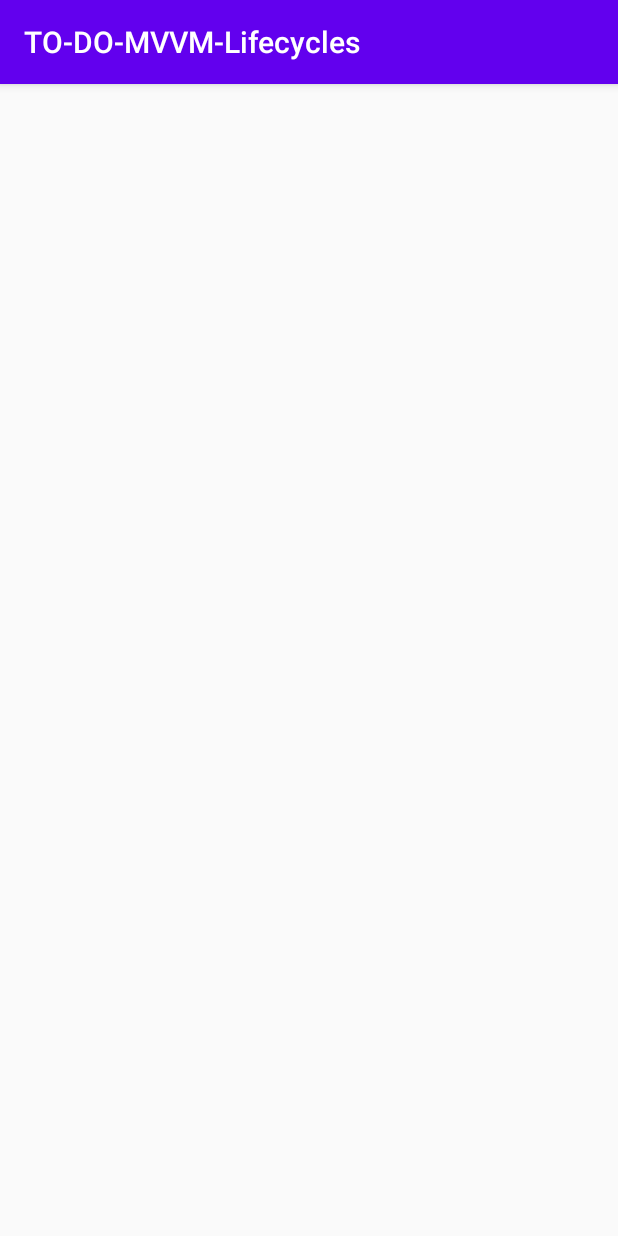
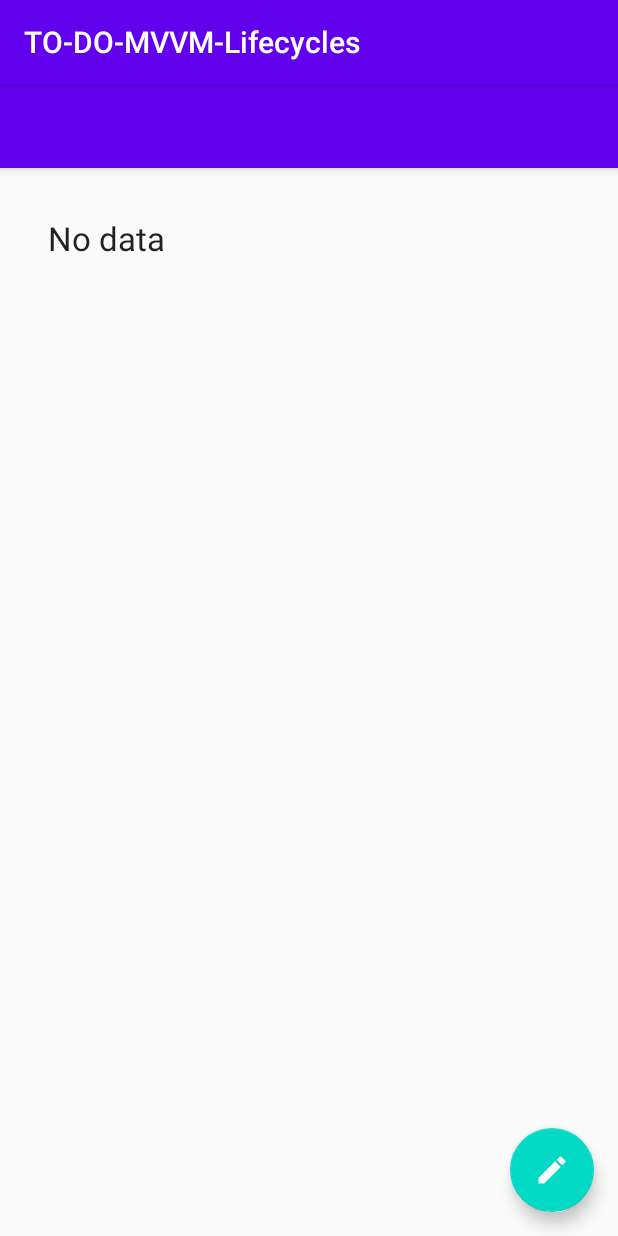
Before and after one commit to Wood-Water-Peng/MvvmDemo, an Android app: the UserDetailActivity screen opened directly, with no data from a screen before it, on a phone screen of 412 x 824 dp. Run offline under Robolectric (Android 15) with nearby library versions, the phone set to English and light mode, and no system bars; our stand-ins replace data binding; 4 statements that could not run were skipped.

Commit message:
【提交】-完善逻辑

```diff
--- a/app/src/main/java/com/example/mvvmdemo/userdetail/UserDetailActivity.java
+++ b/app/src/main/java/com/example/mvvmdemo/userdetail/UserDetailActivity.java
@@ -1,7 +1,83 @@
 package com.example.mvvmdemo.userdetail;
 
+import android.content.Intent;
+import android.os.Bundle;
+
+import androidx.annotation.NonNull;
+import androidx.annotation.Nullable;
 import androidx.appcompat.app.AppCompatActivity;
+import androidx.fragment.app.FragmentActivity;
+import androidx.lifecycle.Observer;
+import androidx.lifecycle.ViewModelProviders;
 
+import com.example.mvvmdemo.Event;
+import com.example.mvvmdemo.R;
+import com.example.mvvmdemo.ViewModelFactory;
+import com.example.mvvmdemo.addedituser.AddEditUserActivity;
+import com.example.mvvmdemo.addedituser.AddEditUserFragment;
+import com.example.mvvmdemo.util.ActivityUtils;
+
+import static com.example.mvvmdemo.userdetail.UserDetailFragment.REQUEST_EDIT_TASK;
+import static com.example.mvvmdemo.users.UsersActivity.obtainViewModel;
+
+/**
+ * 详情页
+ */
 public class UserDetailActivity extends AppCompatActivity {
     public static final String EXTRA_USER_ID = "USER_ID";
+
+    public static final int DELETE_RESULT_OK = RESULT_FIRST_USER + 2;
+
+    public static final int EDIT_RESULT_OK = RESULT_FIRST_USER + 3;
+
+    private UserDetailViewModel mUserDetailViewModel;
+
+    @Override
+    protected void onCreate(@Nullable Bundle savedInstanceState) {
+        super.onCreate(savedInstanceState);
+        setContentView(R.layout.userdetail_act);
+
+        UserDetailFragment taskDetailFragment = findOrCreateViewFragment();
+
+        ActivityUtils.replaceFragmentInActivity(getSupportFragmentManager(),
+                taskDetailFragment, R.id.contentFrame);
+
+        mUserDetailViewModel = obtainViewModel(this);
+
+        mUserDetailViewModel.getEditTaskCommand().observe(this, new Observer<Event<Object>>() {
+            @Override
+            public void onChanged(Event<Object> taskEvent) {
+                if (taskEvent.getContentIfNotHandled() != null) {
+                    UserDetailActivity.this.onStartEditTask();
+                }
+            }
+        });
+    }
+
+    private UserDetailFragment findOrCreateViewFragment() {
+        String taskId = getIntent().getStringExtra(EXTRA_USER_ID);
+
+        UserDetailFragment taskDetailFragment = (UserDetailFragment) getSupportFragmentManager()
+                .findFragmentById(R.id.contentFrame);
+
+        if (taskDetailFragment == null) {
+            taskDetailFragment = UserDetailFragment.newInstance(taskId);
+        }
+        return taskDetailFragment;
+    }
+
+    @NonNull
+    public static UserDetailViewModel obtainViewModel(FragmentActivity activity) {
+        // Use a Factory to inject dependencies into the ViewModel
+        ViewModelFactory factory = ViewModelFactory.getInstance(activity.getApplication());
+
+        return ViewModelProviders.of(activity, factory).get(UserDetailViewModel.class);
+    }
+
+    public void onStartEditTask() {
+        String taskId = getIntent().getStringExtra(EXTRA_USER_ID);
+        Intent intent = new Intent(this, AddEditUserActivity.class);
+        intent.putExtra(AddEditUserFragment.ARGUMENT_EDIT_TASK_ID, taskId);
+        startActivityForResult(intent, REQUEST_EDIT_TASK);
+    }
 }
--- /dev/null
+++ b/app/src/main/java/com/example/mvvmdemo/userdetail/UserDetailFragment.java
@@ -0,0 +1,65 @@
+package com.example.mvvmdemo.userdetail;
+
+import android.os.Bundle;
+import android.view.LayoutInflater;
+import android.view.View;
+import android.view.ViewGroup;
+
+import androidx.annotation.NonNull;
+import androidx.annotation.Nullable;
+import androidx.fragment.app.Fragment;
+
+import com.example.mvvmdemo.R;
+import com.example.mvvmdemo.databinding.UserdetailFragBinding;
+import com.google.android.material.floatingactionbutton.FloatingActionButton;
+
+public class UserDetailFragment extends Fragment {
+
+    public static final String ARGUMENT_TASK_ID = "USER_ID";
+
+    public static final int REQUEST_EDIT_TASK = 1;
+    private UserDetailViewModel mViewModel;
+
+    public static UserDetailFragment newInstance(String taskId) {
+        Bundle arguments = new Bundle();
+        arguments.putString(ARGUMENT_TASK_ID, taskId);
+        UserDetailFragment fragment = new UserDetailFragment();
+        fragment.setArguments(arguments);
+        return fragment;
+    }
+
+    @Override
+    public void onResume() {
+        super.onResume();
+        mViewModel.start(getArguments().getString(ARGUMENT_TASK_ID));
+    }
+
+    @Nullable
+    @Override
+    public View onCreateView(@NonNull LayoutInflater inflater, @Nullable ViewGroup container, @Nullable Bundle savedInstanceState) {
+
+        View view = inflater.inflate(R.layout.userdetail_frag, container, false);
+        UserdetailFragBinding viewDataBinding = UserdetailFragBinding.bind(view);
+        mViewModel = UserDetailActivity.obtainViewModel(getActivity());
+        viewDataBinding.setViewmodel(mViewModel);
+        viewDataBinding.setLifecycleOwner(getActivity());
+        return view;
+    }
+
+    @Override
+    public void onActivityCreated(@Nullable Bundle savedInstanceState) {
+        super.onActivityCreated(savedInstanceState);
+        setupFab();
+    }
+
+    private void setupFab() {
+        FloatingActionButton fab = getActivity().findViewById(R.id.fab_edit_task);
+
+        fab.setOnClickListener(new View.OnClickListener() {
+            @Override
+            public void onClick(View v) {
+                mViewModel.editUser();
+            }
+        });
+    }
+}
--- /dev/null
+++ b/app/src/main/java/com/example/mvvmdemo/userdetail/UserDetailUserActionsListener.java
@@ -0,0 +1,28 @@
+/*
+ *  Copyright 2017 Google Inc.
+ *
+ *  Licensed under the Apache License, Version 2.0 (the "License");
+ *  you may not use this file except in compliance with the License.
+ *  You may obtain a copy of the License at
+ *
+ *      http://www.apache.org/licenses/LICENSE-2.0
+ *
+ *  Unless required by applicable law or agreed to in writing, software
+ *  distributed under the License is distributed on an "AS IS" BASIS,
+ *  WITHOUT WARRANTIES OR CONDITIONS OF ANY KIND, either express or implied.
+ *  See the License for the specific language governing permissions and
+ *  limitations under the License.
+ */
+
+package com.example.mvvmdemo.userdetail;
+
+
+import android.view.View;
+
+/**
+ * Listener used with data binding to process user actions.
+ */
+public interface UserDetailUserActionsListener {
+
+    void onCompleteChanged(View v);
+}
--- a/app/src/main/java/com/example/mvvmdemo/users/UsersViewModel.java
+++ b/app/src/main/java/com/example/mvvmdemo/users/UsersViewModel.java
@@ -86,7 +86,6 @@ public class UsersViewModel extends ViewModel {
      */
     void openUser(String userId) {
         mOpenUserEvent.setValue(new Event<>(userId));
-
     }
 
     /**
--- /dev/null
+++ b/app/src/main/res/drawable/ic_edit.xml
@@ -0,0 +1,25 @@
+<!--
+  ~ Copyright 2015, The Android Open Source Project
+  ~
+  ~ Licensed under the Apache License, Version 2.0 (the "License");
+  ~ you may not use this file except in compliance with the License.
+  ~ You may obtain a copy of the License at
+  ~
+  ~      http://www.apache.org/licenses/LICENSE-2.0
+  ~
+  ~ Unless required by applicable law or agreed to in writing, software
+  ~ distributed under the License is distributed on an "AS IS" BASIS,
+  ~ WITHOUT WARRANTIES OR CONDITIONS OF ANY KIND, either express or implied.
+  ~ See the License for the specific language governing permissions and
+  ~ limitations under the License.
+  -->
+
+<vector xmlns:android="http://schemas.android.com/apk/res/android"
+    android:width="24dp"
+    android:height="24dp"
+    android:viewportWidth="24.0"
+    android:viewportHeight="24.0">
+    <path
+        android:fillColor="#FFFFFFFF"
+        android:pathData="M3,17.25V21h3.75L17.81,9.94l-3.75,-3.75L3,17.25zM20.71,7.04c0.39,-0.39 0.39,-1.02 0,-1.41l-2.34,-2.34c-0.39,-0.39 -1.02,-0.39 -1.41,0l-1.83,1.83 3.75,3.75 1.83,-1.83z" />
+</vector>
--- /dev/null
+++ b/app/src/main/res/layout/userdetail_act.xml
@@ -0,0 +1,61 @@
+<?xml version="1.0" encoding="utf-8"?><!--
+  ~ Copyright (C) 2015 The Android Open Source Project
+  ~
+  ~ Licensed under the Apache License, Version 2.0 (the "License");
+  ~ you may not use this file except in compliance with the License.
+  ~ You may obtain a copy of the License at
+  ~
+  ~      http://www.apache.org/licenses/LICENSE-2.0
+  ~
+  ~ Unless required by applicable law or agreed to in writing, software
+  ~ distributed under the License is distributed on an "AS IS" BASIS,
+  ~ WITHOUT WARRANTIES OR CONDITIONS OF ANY KIND, either express or implied.
+  ~ See the License for the specific language governing permissions and
+  ~ limitations under the License.
+  -->
+
+<LinearLayout
+    xmlns:android="http://schemas.android.com/apk/res/android"
+    xmlns:app="http://schemas.android.com/apk/res-auto"
+    xmlns:tools="http://schemas.android.com/tools"
+    android:layout_width="match_parent"
+    android:layout_height="match_parent"
+    android:orientation="vertical"
+    tools:context=".userdetail.UserDetailActivity">
+
+    <com.google.android.material.appbar.AppBarLayout
+        android:layout_width="match_parent"
+        android:layout_height="wrap_content">
+
+        <androidx.appcompat.widget.Toolbar
+            android:id="@+id/toolbar"
+            android:layout_width="match_parent"
+            android:layout_height="wrap_content"
+            android:background="?attr/colorPrimary"
+            android:minHeight="?attr/actionBarSize"
+            android:theme="@style/Toolbar"
+            app:popupTheme="@style/ThemeOverlay.AppCompat.Light" />
+    </com.google.android.material.appbar.AppBarLayout>
+
+    <androidx.coordinatorlayout.widget.CoordinatorLayout
+        android:id="@+id/coordinatorLayout"
+        android:layout_width="match_parent"
+        android:layout_height="match_parent">
+
+        <FrameLayout
+            android:id="@+id/contentFrame"
+            android:layout_width="match_parent"
+            android:layout_height="match_parent" />
+
+        <com.google.android.material.floatingactionbutton.FloatingActionButton
+            android:id="@+id/fab_edit_task"
+            android:layout_width="wrap_content"
+            android:layout_height="wrap_content"
+            android:layout_margin="@dimen/fab_margin"
+            android:src="@drawable/ic_edit"
+            app:layout_anchor="@id/contentFrame"
+            app:layout_anchorGravity="bottom|right|end"
+            app:fabSize="normal" />
+
+    </androidx.coordinatorlayout.widget.CoordinatorLayout>
+</LinearLayout>
--- /dev/null
+++ b/app/src/main/res/layout/userdetail_frag.xml
@@ -0,0 +1,104 @@
+<?xml version="1.0" encoding="utf-8"?><!--
+  ~ Copyright (C) 2015 The Android Open Source Project
+  ~
+  ~ Licensed under the Apache License, Version 2.0 (the "License");
+  ~ you may not use this file except in compliance with the License.
+  ~ You may obtain a copy of the License at
+  ~
+  ~      http://www.apache.org/licenses/LICENSE-2.0
+  ~
+  ~ Unless required by applicable law or agreed to in writing, software
+  ~ distributed under the License is distributed on an "AS IS" BASIS,
+  ~ WITHOUT WARRANTIES OR CONDITIONS OF ANY KIND, either express or implied.
+  ~ See the License for the specific language governing permissions and
+  ~ limitations under the License.
+  -->
+<layout xmlns:android="http://schemas.android.com/apk/res/android"
+    xmlns:app="http://schemas.android.com/apk/res-auto">
+
+    <data>
+
+        <import type="android.view.View" />
+
+        <variable
+            name="viewmodel"
+            type="com.example.mvvmdemo.userdetail.UserDetailViewModel" />
+
+        <variable
+            name="listener"
+            type="com.example.mvvmdemo.userdetail.UserDetailUserActionsListener" />
+    </data>
+
+    <com.example.mvvmdemo.ScrollChildSwipeRefreshLayout
+        android:id="@+id/refresh_layout"
+        android:layout_width="match_parent"
+        android:layout_height="match_parent"
+        app:onRefreshListener="@{viewmodel::onRefresh}"
+        app:refreshing="@{viewmodel.dataLoading}">
+
+        <LinearLayout
+            android:layout_width="match_parent"
+            android:layout_height="match_parent"
+            android:orientation="vertical"
+            android:paddingBottom="@dimen/activity_vertical_margin"
+            android:paddingLeft="@dimen/activity_horizontal_margin"
+            android:paddingRight="@dimen/activity_horizontal_margin"
+            android:paddingTop="@dimen/activity_vertical_margin">
+
+            <LinearLayout
+                android:layout_width="match_parent"
+                android:layout_height="match_parent"
+                android:orientation="vertical"
+                android:paddingBottom="@dimen/activity_vertical_margin"
+                android:paddingLeft="@dimen/activity_horizontal_margin"
+                android:paddingRight="@dimen/activity_horizontal_margin"
+                android:paddingTop="@dimen/activity_vertical_margin"
+                android:visibility="@{viewmodel.isDataAvailable ? View.GONE : View.VISIBLE}">
+
+                <TextView
+                    android:layout_width="wrap_content"
+                    android:layout_height="wrap_content"
+                    android:text="@string/no_data"
+                    android:textAppearance="?android:attr/textAppearanceLarge" />
+            </LinearLayout>
+
+            <RelativeLayout
+                android:layout_width="match_parent"
+                android:layout_height="match_parent"
+                android:orientation="vertical"
+                android:paddingBottom="@dimen/activity_vertical_margin"
+                android:paddingLeft="@dimen/activity_horizontal_margin"
+                android:paddingRight="@dimen/activity_horizontal_margin"
+                android:paddingTop="@dimen/activity_vertical_margin"
+                android:visibility="@{viewmodel.isDataAvailable ? View.VISIBLE : View.GONE}">
+
+                <CheckBox
+                    android:id="@+id/task_detail_complete"
+                    android:layout_width="wrap_content"
+                    android:layout_height="wrap_content"
+                    android:layout_gravity="center_vertical"
+                    android:layout_marginRight="@dimen/activity_horizontal_margin"
+                    android:onClick="@{(view) -> listener.onCompleteChanged(view)}"
+                     />
+
+                <TextView
+                    android:id="@+id/task_detail_title"
+                    android:layout_toRightOf="@id/task_detail_complete"
+                    android:layout_width="match_parent"
+                    android:layout_height="wrap_content"
+                    android:text="@{viewmodel.task.title}"
+                    android:textAppearance="?android:attr/textAppearanceLarge" />
+
+                <TextView
+                    android:id="@+id/task_detail_description"
+                    android:layout_toRightOf="@id/task_detail_complete"
+                    android:layout_below="@id/task_detail_title"
+                    android:layout_width="match_parent"
+                    android:layout_height="wrap_content"
+                    android:text="@{viewmodel.task.description}"
+                    android:textAppearance="?android:attr/textAppearanceMedium" />
+
+            </RelativeLayout>
+        </LinearLayout>
+    </com.example.mvvmdemo.ScrollChildSwipeRefreshLayout>
+</layout>
```
Also changed, not shown: app/src/main/java/com/example/mvvmdemo/model/UserRepository.java (+64 -1 lines), app/src/main/java/com/example/mvvmdemo/model/local/UsersLocalDataSource.java (+19 -1 lines), app/src/main/java/com/example/mvvmdemo/userdetail/UserDetailViewModel.java (+72 -1 lines).
